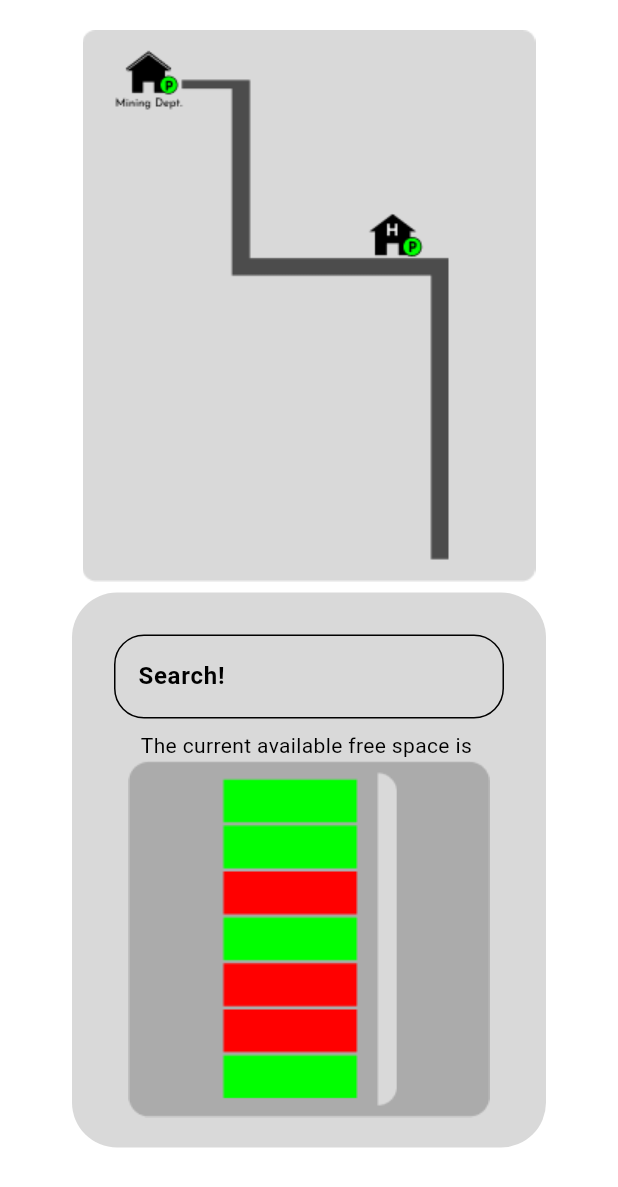
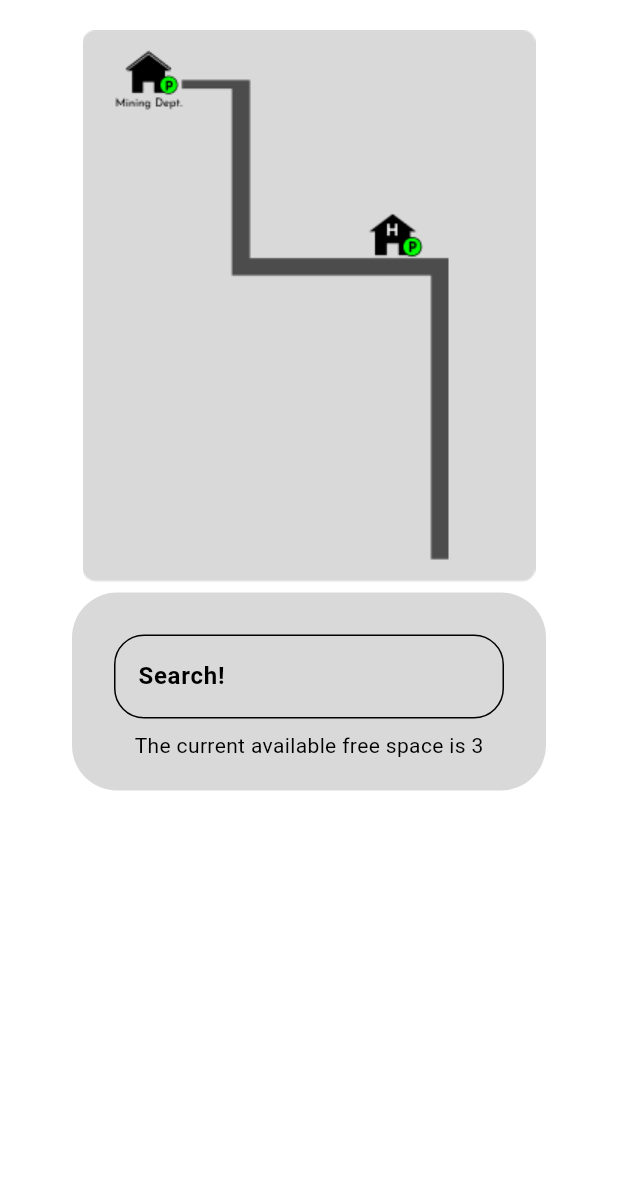
Before and after one commit to k3Dron/Smart_Parking_web_app, a Flutter app: the screen it shows after launch, on a phone screen of 412 x 824 dp. Shown: the top 1187 px of the screen. Run offline on Flutter 3.47's test engine with Material 3 defaults, Android fonts, the phone set to English and light mode, and no system bars.

Commit message:
ui 0.1 completed

```diff
--- a/lib/home_page.dart
+++ b/lib/home_page.dart
@@ -1,4 +1,5 @@
 import 'package:flutter/material.dart';
+import 'package:smart_parking_app/grid_components.dart/grids_showed.dart';
 
 class HomePage extends StatefulWidget {
   const HomePage({super.key});
@@ -8,7 +9,19 @@ class HomePage extends StatefulWidget {
 }
 
 class _HomePageState extends State<HomePage> {
-  TextEditingController search = TextEditingController();
+  final TextEditingController search = TextEditingController();
+  final List<int> gridsLength = [1, 0, 0 ,1 ,1 ,0];
+  int val = 0;
+  @override
+  void initState() {
+    super.initState();
+    for(int i in gridsLength) {
+      if(i == 0) {
+        val++;
+      }
+    }
+  }
+
   @override
   Widget build(BuildContext context) {
     return Scaffold(
@@ -19,7 +32,6 @@ class _HomePageState extends State<HomePage> {
           Image.asset('assets/map.png'),
             SizedBox(height: 7),
             Container(
-
               padding: EdgeInsets.all(20),
               margin: EdgeInsets.symmetric(horizontal: 48),
               decoration: BoxDecoration(
@@ -33,6 +45,7 @@ class _HomePageState extends State<HomePage> {
               child: TextField(
                 controller: search,
                 decoration: InputDecoration(
+                  fillColor: Theme.of(context).colorScheme.onSecondary,
                   hintText: 'Search!',
                   hintStyle: TextStyle(fontWeight: FontWeight.bold),
                   border: OutlineInputBorder(
@@ -42,10 +55,15 @@ class _HomePageState extends State<HomePage> {
               ),
             ),
           SizedBox(width: 20),
-          Text('The current available free space is '),
-          SizedBox(
-            child: Image.asset('assets/grid space.png'),
-          )
+          Text('The current available free space is $val'),
+          // Padding(
+          //   padding: const EdgeInsets.all(15.0),
+          //   child: Container(
+          //     width: double.infinity,
+          //     color: Theme.of(context).colorScheme.onSecondary,
+          //     child: Grid(arr: arr),
+          //   ),
+          // )
                 ],
               ),
             )
--- a/lib/main.dart
+++ b/lib/main.dart
@@ -18,7 +18,8 @@ Widget build(BuildContext context) {
         primary: Colors.white,
         secondary: Color.fromARGB(255, 217, 217, 217),
         tertiary: Color.fromARGB(255, 255, 0, 0),
-        inversePrimary: Color.fromARGB(255, 0, 255, 0)
+        inversePrimary: Color.fromARGB(255, 0, 255, 0),
+        onSecondary: Color.fromARGB(255, 171, 171, 171)
       )
     ),
     home: HomePage(),
```
Also changed, not shown: lib/grid_components.dart/grids_showed.dart (+22 -1 lines).
